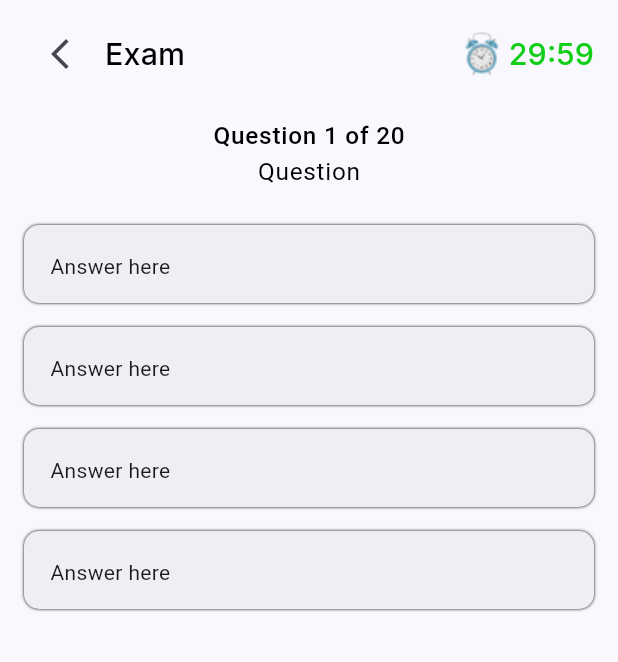
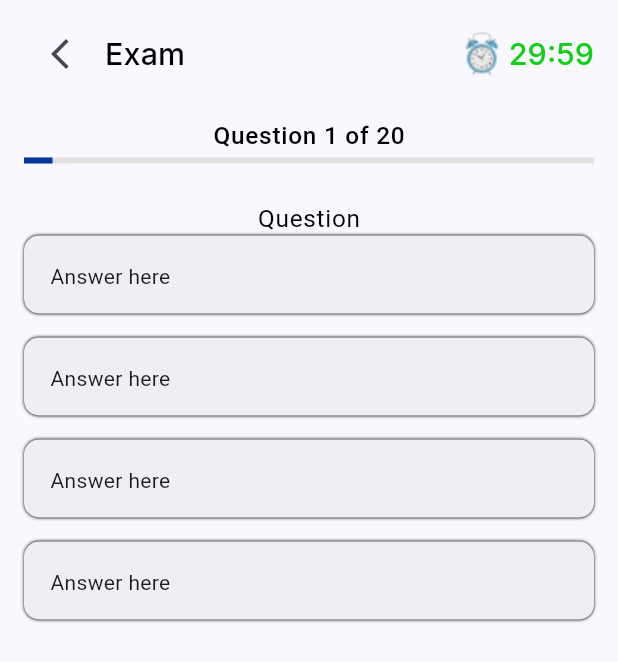
Before and after one commit to omar-dev0/quizz-app, a Flutter app: the QuestionsScreen screen opened directly, on a phone screen of 412 x 824 dp. Shown: the top 662 px of the screen. Run offline on Flutter 3.47's test engine with Material 3 defaults, Android fonts, the phone set to English and light mode, and no system bars; our stand-ins replace dartz, dio, flutter_bloc, flutter_screenutil, flutter_spinkit, fluttericon and 9 more; accounts and stored records are empty; generated files the repository leaves out were written again; network calls fail.

Commit message:
add:linear progress bar

```diff
--- a/lib/feature/exam/presentation/pages/questions_screen.dart
+++ b/lib/feature/exam/presentation/pages/questions_screen.dart
@@ -4,6 +4,7 @@ import 'package:flutter/cupertino.dart';
 import 'package:flutter/material.dart';
 import 'package:quizz_app/core/resources/colors.dart';
 import '../widgets/questions_screen__widgets/choice_item_card.dart';
+import '../widgets/questions_screen__widgets/linear_progress_bar.dart';
 import '../widgets/questions_screen__widgets/quesions_screen_app_bar.dart';
 
 class QuestionsScreen extends StatelessWidget {
@@ -30,15 +31,18 @@ class QuestionsScreen extends StatelessWidget {
                   ),
                 ],
               ),
+              const SizedBox(height: 3,),
+              LinearProgressBar(),
+              const SizedBox(
+                height: 24,
+              ),
               Text(
                 "Question",
                 style: Theme.of(context).textTheme.bodyLarge!.copyWith(
                       color: AppColors.black,
                     ),
               ),
-              const SizedBox(
-                height: 24,
-              ),
+
               const ChoiceItemCard(),
               const ChoiceItemCard(),
               const ChoiceItemCard(),
--- /dev/null
+++ b/lib/feature/exam/presentation/widgets/questions_screen__widgets/linear_progress_bar.dart
@@ -0,0 +1,42 @@
+import 'package:flutter/cupertino.dart';
+import 'package:flutter/material.dart';
+
+import '../../../../../core/resources/colors.dart';
+
+class LinearProgressBar extends StatefulWidget {
+  const LinearProgressBar({super.key});
+
+  @override
+  State<LinearProgressBar> createState() => _LinearProgressBarState();
+}
+
+class _LinearProgressBarState extends State<LinearProgressBar> {
+  double _progress = 1.0;
+  double _currentQuestions = 1;
+  double _totalQuestionsNumber = 20;
+  void _increment(){
+    setState(() {
+      _progress = _currentQuestions/ _totalQuestionsNumber;
+    });
+  }
+  @override
+  void initState() {
+    // TODO: implement initState
+    _increment();
+    super.initState();
+  }
+  @override
+  Widget build(BuildContext context) {
+    return Column(
+      mainAxisAlignment: MainAxisAlignment.center,
+      children: [
+        LinearProgressIndicator(
+          value: _progress,
+          minHeight: 4,
+          backgroundColor: Colors.grey[300],
+          valueColor: const AlwaysStoppedAnimation<Color>(AppColors.primary),
+        ),
+      ],
+    );
+  }
+}
```
